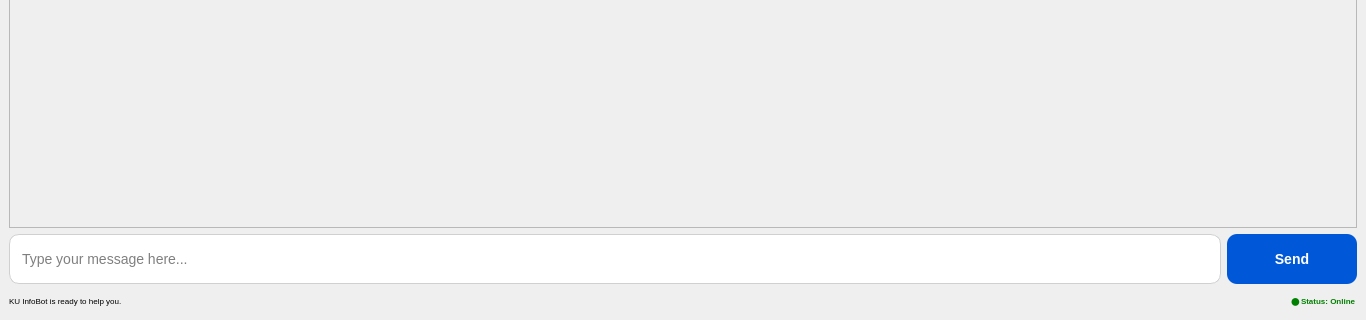
Old version of the form mainwindow.ui in the repository ajesh151/KU-INFOBOT; both pictures show x 0 to 1366 and y 448 to 768 of the 1366 by 768 pixel window.
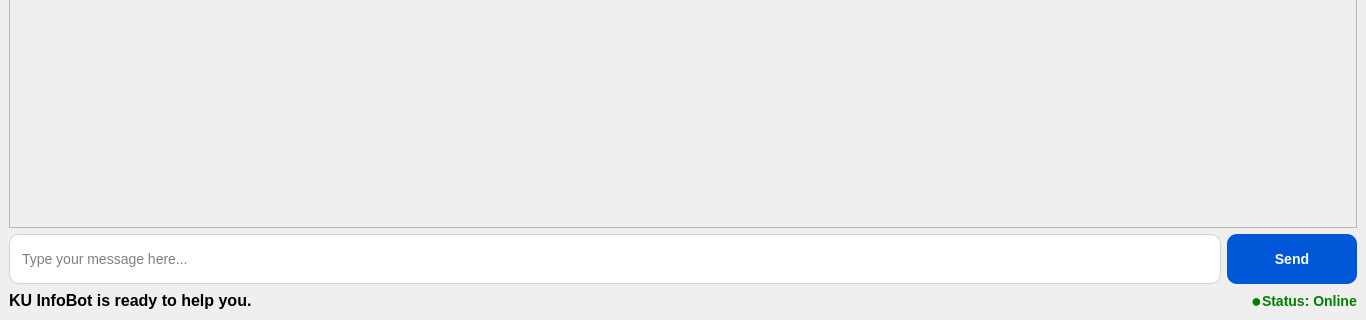
New version of the form. Icons and pictures are not drawn.

What changed in the file:
```diff
--- a/mainwindow.ui
+++ b/mainwindow.ui
@@ -235,6 +235,12 @@
        </property>
        <item>
         <widget class="QLabel" name="lblReady">
+        <property name="styleSheet">
+         <string>
+font-size:16px;
+font-weight: bold;
+         </string>
+        </property>
          <property name="text">
           <string>KU InfoBot is ready to help you.</string>
          </property>
@@ -272,6 +278,7 @@
           <string>
 color:green;
 font-weight:bold;
+font-size:14px;
           </string>
          </property>
          <property name="text">
```
